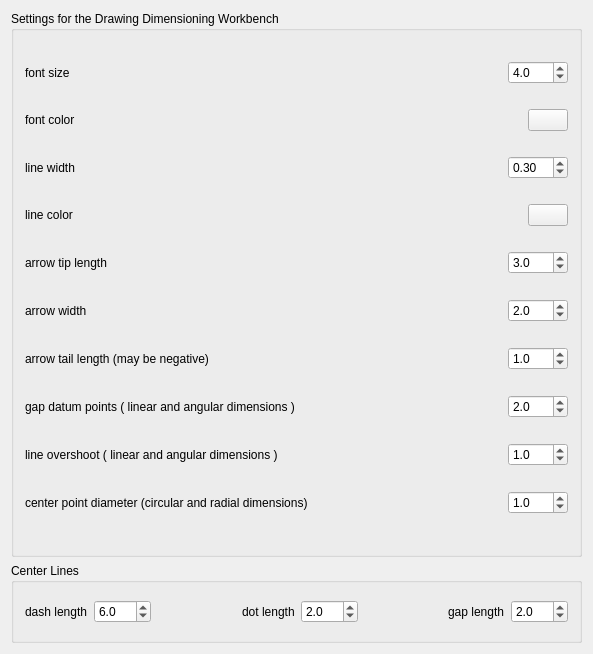
Old version of the form Resources/ui/drawing_dimensioing_prefs-base.ui in the repository hamish2014/FreeCAD_drawing_dimensioning.
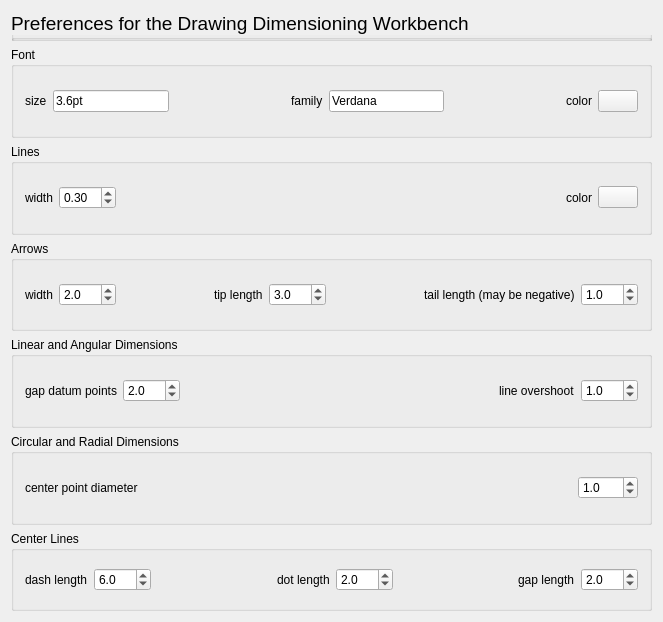
New version of the form. Custom widgets are drawn as their Qt base class.

Commit message: support added for font family and font size units

```diff
--- a/Resources/ui/drawing_dimensioing_prefs-base.ui
+++ b/Resources/ui/drawing_dimensioing_prefs-base.ui
@@ -6,18 +6,24 @@
    <rect>
     <x>0</x>
     <y>0</y>
-    <width>593</width>
-    <height>654</height>
+    <width>663</width>
+    <height>622</height>
    </rect>
   </property>
   <property name="windowTitle">
    <string>General settings</string>
   </property>
   <layout class="QGridLayout" name="gridLayout_2">
-   <item row="0" column="0">
+   <item row="1" column="0">
     <widget class="QGroupBox" name="groupBox">
+     <property name="sizePolicy">
+      <sizepolicy hsizetype="Preferred" vsizetype="Preferred">
+       <horstretch>0</horstretch>
+       <verstretch>0</verstretch>
+      </sizepolicy>
+     </property>
      <property name="title">
-      <string>Settings for the Drawing Dimensioning Workbench</string>
+      <string>Font</string>
      </property>
      <layout class="QVBoxLayout" name="verticalLayout">
       <item>
@@ -25,53 +31,60 @@
         <item>
          <widget class="QLabel" name="label">
           <property name="text">
-           <string>font size</string>
+           <string>size</string>
           </property>
          </widget>
         </item>
         <item>
-         <widget class="Gui::PrefDoubleSpinBox" name="gui::prefdoublespinbox">
-          <property name="maximumSize">
+         <widget class="Gui::PrefLineEdit" name="gui::preflineedit_3">
+          <property name="toolTip">
+           <string>This is the default group name for construction geometry</string>
+          </property>
+          <property name="text">
+           <string>3.6pt</string>
+          </property>
+          <property name="prefEntry" stdset="0">
+           <cstring>textRenderer_size</cstring>
+          </property>
+          <property name="prefPath" stdset="0">
+           <cstring>Mod/Drawing_Dimensioning</cstring>
+          </property>
+         </widget>
+        </item>
+        <item>
+         <spacer name="horizontalSpacer_5">
+          <property name="orientation">
+           <enum>Qt::Horizontal</enum>
+          </property>
+          <property name="sizeHint" stdset="0">
            <size>
-            <width>60</width>
-            <height>16777215</height>
+            <width>40</width>
+            <height>20</height>
            </size>
           </property>
+         </spacer>
+        </item>
+        <item>
+         <widget class="QLabel" name="label_14">
+          <property name="text">
+           <string>family</string>
+          </property>
+         </widget>
+        </item>
+        <item>
+         <widget class="Gui::PrefLineEdit" name="gui::preflineedit_2">
           <property name="toolTip">
            <string>This is the value used by functions that use a tolerance.
 Values with differences below this value will be treated as same.</string>
           </property>
-          <property name="suffix">
-           <string/>
-          </property>
-          <property name="decimals">
-           <number>1</number>
-          </property>
-          <property name="minimum">
-           <double>0.100000000000000</double>
-          </property>
-          <property name="singleStep">
-           <double>0.100000000000000</double>
-          </property>
-          <property name="value">
-           <double>4.000000000000000</double>
+          <property name="text">
+           <string>Verdana</string>
           </property>
           <property name="prefEntry" stdset="0">
            <cstring>fontSize</cstring>
           </property>
           <property name="prefPath" stdset="0">
            <cstring>Mod/Drawing_Dimensioning</cstring>
-          </property>
-         </widget>
-        </item>
-       </layout>
-      </item>
-      <item>
-       <layout class="QHBoxLayout" name="horizontalLayout">
-        <item>
-         <widget class="QLabel" name="label_2">
-          <property name="text">
-           <string>font color</string>
           </property>
          </widget>
         </item>
@@ -88,6 +101,13 @@
           </property>
          </spacer>
         </item>
+        <item>
+         <widget class="QLabel" name="label_2">
+          <property name="text">
+           <string>color</string>
+          </property>
+         </widget>
+        </item>
         <item>
          <widget class="Gui::PrefColorButton" name="gui::prefcolorbutton_3">
           <property name="toolTip">
@@ -101,361 +121,7 @@
            </color>
           </property>
           <property name="prefEntry" stdset="0">
-           <cstring>fontColor</cstring>
-          </property>
-          <property name="prefPath" stdset="0">
-           <cstring>Mod/Drawing_Dimensioning</cstring>
-          </property>
-         </widget>
-        </item>
-       </layout>
-      </item>
-      <item>
-       <layout class="QHBoxLayout" name="horizontalLayout_2">
-        <item>
-         <widget class="QLabel" name="label_3">
-          <property name="text">
-           <string>line width</string>
-          </property>
-         </widget>
-        </item>
-        <item>
-         <widget class="Gui::PrefDoubleSpinBox" name="gui::prefdoublespinbox_2">
-          <property name="maximumSize">
-           <size>
-            <width>60</width>
-            <height>16777215</height>
-           </size>
-          </property>
-          <property name="toolTip">
-           <string>This is the value used by functions that use a tolerance.
-Values with differences below this value will be treated as same.</string>
-          </property>
-          <property name="suffix">
-           <string/>
-          </property>
-          <property name="minimum">
-           <double>0.010000000000000</double>
-          </property>
-          <property name="singleStep">
-           <double>0.010000000000000</double>
-          </property>
-          <property name="value">
-           <double>0.300000000000000</double>
-          </property>
-          <property name="prefEntry" stdset="0">
-           <cstring>strokeWidth</cstring>
-          </property>
-          <property name="prefPath" stdset="0">
-           <cstring>Mod/Drawing_Dimensioning</cstring>
-          </property>
-         </widget>
-        </item>
-       </layout>
-      </item>
-      <item>
-       <layout class="QHBoxLayout" name="horizontalLayout_3">
-        <item>
-         <widget class="QLabel" name="label_4">
-          <property name="text">
-           <string>line color</string>
-          </property>
-         </widget>
-        </item>
-        <item>
-         <spacer name="horizontalSpacer_2">
-          <property name="orientation">
-           <enum>Qt::Horizontal</enum>
-          </property>
-          <property name="sizeHint" stdset="0">
-           <size>
-            <width>40</width>
-            <height>20</height>
-           </size>
-          </property>
-         </spacer>
-        </item>
-        <item>
-         <widget class="Gui::PrefColorButton" name="gui::prefcolorbutton_4">
-          <property name="toolTip">
-           <string>This is the default color for objects being drawn while in construction mode.</string>
-          </property>
-          <property name="color" stdset="0">
-           <color>
-            <red>0</red>
-            <green>0</green>
-            <blue>255</blue>
-           </color>
-          </property>
-          <property name="prefEntry" stdset="0">
-           <cstring>lineColor</cstring>
-          </property>
-          <property name="prefPath" stdset="0">
-           <cstring>Mod/Drawing_Dimensioning</cstring>
-          </property>
-         </widget>
-        </item>
-       </layout>
-      </item>
-      <item>
-       <layout class="QHBoxLayout" name="horizontalLayout_4">
-        <item>
-         <widget class="QLabel" name="label_5">
-          <property name="text">
-           <string>arrow tip length</string>
-          </property>
-         </widget>
-        </item>
-        <item>
-         <widget class="Gui::PrefDoubleSpinBox" name="gui::prefdoublespinbox_3">
-          <property name="maximumSize">
-           <size>
-            <width>60</width>
-            <height>16777215</height>
-           </size>
-          </property>
-          <property name="toolTip">
-           <string>This is the value used by functions that use a tolerance.
-Values with differences below this value will be treated as same.</string>
-          </property>
-          <property name="suffix">
-           <string/>
-          </property>
-          <property name="decimals">
-           <number>1</number>
-          </property>
-          <property name="minimum">
-           <double>0.100000000000000</double>
-          </property>
-          <property name="singleStep">
-           <double>0.100000000000000</double>
-          </property>
-          <property name="value">
-           <double>3.000000000000000</double>
-          </property>
-          <property name="prefEntry" stdset="0">
-           <cstring>arrowL1</cstring>
-          </property>
-          <property name="prefPath" stdset="0">
-           <cstring>Mod/Drawing_Dimensioning</cstring>
-          </property>
-         </widget>
-        </item>
-       </layout>
-      </item>
-      <item>
-       <layout class="QHBoxLayout" name="horizontalLayout_5">
-        <item>
-         <widget class="QLabel" name="label_6">
-          <property name="text">
-           <string>arrow width</string>
-          </property>
-         </widget>
-        </item>
-        <item>
-         <widget class="Gui::PrefDoubleSpinBox" name="gui::prefdoublespinbox_4">
-          <property name="maximumSize">
-           <size>
-            <width>60</width>
-            <height>16777215</height>
-           </size>
-          </property>
-          <property name="toolTip">
-           <string>This is the value used by functions that use a tolerance.
-Values with differences below this value will be treated as same.</string>
-          </property>
-          <property name="suffix">
-           <string/>
-          </property>
-          <property name="decimals">
-           <number>1</number>
-          </property>
-          <property name="minimum">
-           <double>0.100000000000000</double>
-          </property>
-          <property name="singleStep">
-           <double>0.100000000000000</double>
-          </property>
-          <property name="value">
-           <double>2.000000000000000</double>
-          </property>
-          <property name="prefEntry" stdset="0">
-           <cstring>arrowW</cstring>
-          </property>
-          <property name="prefPath" stdset="0">
-           <cstring>Mod/Drawing_Dimensioning</cstring>
-          </property>
-         </widget>
-        </item>
-       </layout>
-      </item>
-      <item>
-       <layout class="QHBoxLayout" name="horizontalLayout_6">
-        <item>
-         <widget class="QLabel" name="label_7">
-          <property name="text">
-           <string>arrow tail length (may be negative)</string>
-          </property>
-         </widget>
-        </item>
-        <item>
-         <widget class="Gui::PrefDoubleSpinBox" name="gui::prefdoublespinbox_5">
-          <property name="maximumSize">
-           <size>
-            <width>60</width>
-            <height>16777215</height>
-           </size>
-          </property>
-          <property name="toolTip">
-           <string>This is the value used by functions that use a tolerance.
-Values with differences below this value will be treated as same.</string>
-          </property>
-          <property name="suffix">
-           <string/>
-          </property>
-          <property name="decimals">
-           <number>1</number>
-          </property>
-          <property name="minimum">
-           <double>-10.000000000000000</double>
-          </property>
-          <property name="singleStep">
-           <double>0.010000000000000</double>
-          </property>
-          <property name="value">
-           <double>1.000000000000000</double>
-          </property>
-          <property name="prefEntry" stdset="0">
-           <cstring>arrowL2</cstring>
-          </property>
-          <property name="prefPath" stdset="0">
-           <cstring>Mod/Drawing_Dimensioning</cstring>
-          </property>
-         </widget>
-        </item>
-       </layout>
-      </item>
-      <item>
-       <layout class="QHBoxLayout" name="horizontalLayout_7">
-        <item>
-         <widget class="QLabel" name="label_8">
-          <property name="text">
-           <string>gap datum points ( linear and angular dimensions )</string>
-          </property>
-         </widget>
-        </item>
-        <item>
-         <widget class="Gui::PrefDoubleSpinBox" name="gui::prefdoublespinbox_6">
-          <property name="maximumSize">
-           <size>
-            <width>60</width>
-            <height>16777215</height>
-           </size>
-          </property>
-          <property name="toolTip">
-           <string>This is the value used by functions that use a tolerance.
-Values with differences below this value will be treated as same.</string>
-          </property>
-          <property name="suffix">
-           <string/>
-          </property>
-          <property name="decimals">
-           <number>1</number>
-          </property>
-          <property name="singleStep">
-           <double>0.100000000000000</double>
-          </property>
-          <property name="value">
-           <double>2.000000000000000</double>
-          </property>
-          <property name="prefEntry" stdset="0">
-           <cstring>gap_datum_points</cstring>
-          </property>
-          <property name="prefPath" stdset="0">
-           <cstring>Mod/Drawing_Dimensioning</cstring>
-          </property>
-         </widget>
-        </item>
-       </layout>
-      </item>
-      <item>
-       <layout class="QHBoxLayout" name="horizontalLayout_8">
-        <item>
-         <widget class="QLabel" name="label_9">
-          <property name="text">
-           <string>line overshoot ( linear and angular dimensions )</string>
-          </property>
-         </widget>
-        </item>
-        <item>
-         <widget class="Gui::PrefDoubleSpinBox" name="gui::prefdoublespinbox_7">
-          <property name="maximumSize">
-           <size>
-            <width>60</width>
-            <height>16777215</height>
-           </size>
-          </property>
-          <property name="toolTip">
-           <string>This is the value used by functions that use a tolerance.
-Values with differences below this value will be treated as same.</string>
-          </property>
-          <property name="suffix">
-           <string/>
-          </property>
-          <property name="decimals">
-           <number>1</number>
-          </property>
-          <property name="singleStep">
-           <double>0.100000000000000</double>
-          </property>
-          <property name="value">
-           <double>1.000000000000000</double>
-          </property>
-          <property name="prefEntry" stdset="0">
-           <cstring>dimension_line_overshoot</cstring>
-          </property>
-          <property name="prefPath" stdset="0">
-           <cstring>Mod/Drawing_Dimensioning</cstring>
-          </property>
-         </widget>
-        </item>
-       </layout>
-      </item>
-      <item>
-       <layout class="QHBoxLayout" name="horizontalLayout_9">
-        <item>
-         <widget class="QLabel" name="label_10">
-          <property name="text">
-           <string>center point diameter (circular and radial dimensions)</string>
-          </property>
-         </widget>
-        </item>
-        <item>
-         <widget class="Gui::PrefDoubleSpinBox" name="gui::prefdoublespinbox_8">
-          <property name="maximumSize">
-           <size>
-            <width>60</width>
-            <height>16777215</height>
-           </size>
-          </property>
-          <property name="toolTip">
-           <string>This is the value used by functions that use a tolerance.
-Values with differences below this value will be treated as same.</string>
-          </property>
-          <property name="suffix">
-           <string/>
-          </property>
-          <property name="decimals">
-           <number>1</number>
-          </property>
-          <property name="singleStep">
-           <double>0.100000000000000</double>
-          </property>
-          <property name="value">
-           <double>1.000000000000000</double>
-          </property>
-          <property name="prefEntry" stdset="0">
-           <cstring>centerPointDia</cstring>
+           <cstring>textRenderer_color</cstring>
           </property>
           <property name="prefPath" stdset="0">
            <cstring>Mod/Drawing_Dimensioning</cstring>
@@ -467,7 +133,7 @@
      </layout>
     </widget>
    </item>
-   <item row="1" column="0">
+   <item row="6" column="0">
     <widget class="QGroupBox" name="groupBox_2">
      <property name="sizePolicy">
       <sizepolicy hsizetype="Preferred" vsizetype="Minimum">
@@ -644,6 +310,449 @@
      </layout>
     </widget>
    </item>
+   <item row="4" column="0">
+    <widget class="QGroupBox" name="groupBox_4">
+     <property name="title">
+      <string>Linear and Angular Dimensions</string>
+     </property>
+     <layout class="QVBoxLayout" name="verticalLayout_3">
+      <item>
+       <layout class="QHBoxLayout" name="horizontalLayout_7">
+        <item>
+         <widget class="QLabel" name="label_8">
+          <property name="text">
+           <string>gap datum points</string>
+          </property>
+         </widget>
+        </item>
+        <item>
+         <widget class="Gui::PrefDoubleSpinBox" name="gui::prefdoublespinbox_6">
+          <property name="maximumSize">
+           <size>
+            <width>60</width>
+            <height>16777215</height>
+           </size>
+          </property>
+          <property name="toolTip">
+           <string>This is the value used by functions that use a tolerance.
+Values with differences below this value will be treated as same.</string>
+          </property>
+          <property name="suffix">
+           <string/>
+          </property>
+          <property name="decimals">
+           <number>1</number>
+          </property>
+          <property name="singleStep">
+           <double>0.100000000000000</double>
+          </property>
+          <property name="value">
+           <double>2.000000000000000</double>
+          </property>
+          <property name="prefEntry" stdset="0">
+           <cstring>gap_datum_points</cstring>
+          </property>
+          <property name="prefPath" stdset="0">
+           <cstring>Mod/Drawing_Dimensioning</cstring>
+          </property>
+         </widget>
+        </item>
+        <item>
+         <spacer name="horizontalSpacer_6">
+          <property name="orientation">
+           <enum>Qt::Horizontal</enum>
+          </property>
+          <property name="sizeHint" stdset="0">
+           <size>
+            <width>40</width>
+            <height>20</height>
+           </size>
+          </property>
+         </spacer>
+        </item>
+        <item>
+         <widget class="QLabel" name="label_9">
+          <property name="text">
+           <string>line overshoot</string>
+          </property>
+         </widget>
+        </item>
+        <item>
+         <widget class="Gui::PrefDoubleSpinBox" name="gui::prefdoublespinbox_7">
+          <property name="maximumSize">
+           <size>
+            <width>60</width>
+            <height>16777215</height>
+           </size>
+          </property>
+          <property name="toolTip">
+           <string>This is the value used by functions that use a tolerance.
+Values with differences below this value will be treated as same.</string>
+          </property>
+          <property name="suffix">
+           <string/>
+          </property>
+          <property name="decimals">
+           <number>1</number>
+          </property>
+          <property name="singleStep">
+           <double>0.100000000000000</double>
+          </property>
+          <property name="value">
+           <double>1.000000000000000</double>
+          </property>
+          <property name="prefEntry" stdset="0">
+           <cstring>dimension_line_overshoot</cstring>
+          </property>
+          <property name="prefPath" stdset="0">
+           <cstring>Mod/Drawing_Dimensioning</cstring>
+          </property>
+         </widget>
+        </item>
+       </layout>
+      </item>
+     </layout>
+    </widget>
+   </item>
+   <item row="5" column="0">
+    <widget class="QGroupBox" name="groupBox_3">
+     <property name="sizePolicy">
+      <sizepolicy hsizetype="Preferred" vsizetype="Preferred">
+       <horstretch>0</horstretch>
+       <verstretch>0</verstretch>
+      </sizepolicy>
+     </property>
+     <property name="title">
+      <string>Circular and Radial Dimensions</string>
+     </property>
+     <layout class="QVBoxLayout" name="verticalLayout_2">
+      <item>
+       <layout class="QHBoxLayout" name="horizontalLayout_9">
+        <item>
+         <widget class="QLabel" name="label_10">
+          <property name="text">
+           <string>center point diameter</string>
+          </property>
+         </widget>
+        </item>
+        <item>
+         <widget class="Gui::PrefDoubleSpinBox" name="gui::prefdoublespinbox_8">
+          <property name="maximumSize">
+           <size>
+            <width>60</width>
+            <height>16777215</height>
+           </size>
+          </property>
+          <property name="toolTip">
+           <string>This is the value used by functions that use a tolerance.
+Values with differences below this value will be treated as same.</string>
+          </property>
+          <property name="suffix">
+           <string/>
+          </property>
+          <property name="decimals">
+           <number>1</number>
+          </property>
+          <property name="singleStep">
+           <double>0.100000000000000</double>
+          </property>
+          <property name="value">
+           <double>1.000000000000000</double>
+          </property>
+          <property name="prefEntry" stdset="0">
+           <cstring>centerPointDia</cstring>
+          </property>
+          <property name="prefPath" stdset="0">
+           <cstring>Mod/Drawing_Dimensioning</cstring>
+          </property>
+         </widget>
+        </item>
+       </layout>
+      </item>
+     </layout>
+    </widget>
+   </item>
+   <item row="2" column="0">
+    <widget class="QGroupBox" name="groupBox_6">
+     <property name="title">
+      <string>Lines</string>
+     </property>
+     <layout class="QVBoxLayout" name="verticalLayout_5">
+      <item>
+       <layout class="QHBoxLayout" name="horizontalLayout_2">
+        <item>
+         <widget class="QLabel" name="label_3">
+          <property name="text">
+           <string>width</string>
+          </property>
+         </widget>
+        </item>
+        <item>
+         <widget class="Gui::PrefDoubleSpinBox" name="gui::prefdoublespinbox_2">
+          <property name="maximumSize">
+           <size>
+            <width>60</width>
+            <height>16777215</height>
+           </size>
+          </property>
+          <property name="toolTip">
+           <string>This is the value used by functions that use a tolerance.
+Values with differences below this value will be treated as same.</string>
+          </property>
+          <property name="suffix">
+           <string/>
+          </property>
+          <property name="minimum">
+           <double>0.010000000000000</double>
+          </property>
+          <property name="singleStep">
+           <double>0.010000000000000</double>
+          </property>
+          <property name="value">
+           <double>0.300000000000000</double>
+          </property>
+          <property name="prefEntry" stdset="0">
+           <cstring>strokeWidth</cstring>
+          </property>
+          <property name="prefPath" stdset="0">
+           <cstring>Mod/Drawing_Dimensioning</cstring>
+          </property>
+         </widget>
+        </item>
+        <item>
+         <spacer name="horizontalSpacer_2">
+          <property name="orientation">
+           <enum>Qt::Horizontal</enum>
+          </property>
+          <property name="sizeHint" stdset="0">
+           <size>
+            <width>40</width>
+            <height>20</height>
+           </size>
+          </property>
+         </spacer>
+        </item>
+        <item>
+         <widget class="QLabel" name="label_4">
+          <property name="text">
+           <string>color</string>
+          </property>
+         </widget>
+        </item>
+        <item>
+         <widget class="Gui::PrefColorButton" name="gui::prefcolorbutton_4">
+          <property name="toolTip">
+           <string>This is the default color for objects being drawn while in construction mode.</string>
+          </property>
+          <property name="color" stdset="0">
+           <color>
+            <red>0</red>
+            <green>0</green>
+            <blue>255</blue>
+           </color>
+          </property>
+          <property name="prefEntry" stdset="0">
+           <cstring>lineColor</cstring>
+          </property>
+          <property name="prefPath" stdset="0">
+           <cstring>Mod/Drawing_Dimensioning</cstring>
+          </property>
+         </widget>
+        </item>
+       </layout>
+      </item>
+     </layout>
+    </widget>
+   </item>
+   <item row="3" column="0">
+    <widget class="QGroupBox" name="groupBox_5">
+     <property name="title">
+      <string>Arrows</string>
+     </property>
+     <layout class="QVBoxLayout" name="verticalLayout_4">
+      <item>
+       <layout class="QHBoxLayout" name="horizontalLayout_8">
+        <item>
+         <widget class="QLabel" name="label_16">
+          <property name="text">
+           <string>width</string>
+          </property>
+         </widget>
+        </item>
+        <item>
+         <widget class="Gui::PrefDoubleSpinBox" name="gui::prefdoublespinbox_13">
+          <property name="maximumSize">
+           <size>
+            <width>60</width>
+            <height>16777215</height>
+           </size>
+          </property>
+          <property name="toolTip">
+           <string>This is the value used by functions that use a tolerance.
+Values with differences below this value will be treated as same.</string>
+          </property>
+          <property name="suffix">
+           <string/>
+          </property>
+          <property name="decimals">
+           <number>1</number>
+          </property>
+          <property name="minimum">
+           <double>0.100000000000000</double>
+          </property>
+          <property name="singleStep">
+           <double>0.100000000000000</double>
+          </property>
+          <property name="value">
+           <double>2.000000000000000</double>
+          </property>
+          <property name="prefEntry" stdset="0">
+           <cstring>arrowW</cstring>
+          </property>
+          <property name="prefPath" stdset="0">
+           <cstring>Mod/Drawing_Dimensioning</cstring>
+          </property>
+         </widget>
+        </item>
+        <item>
+         <spacer name="horizontalSpacer_8">
+          <property name="orientation">
+           <enum>Qt::Horizontal</enum>
+          </property>
+          <property name="sizeHint" stdset="0">
+           <size>
+            <width>40</width>
+            <height>20</height>
+           </size>
+          </property>
+         </spacer>
+        </item>
+        <item>
+         <widget class="QLabel" name="label_5">
+          <property name="text">
+           <string>tip length</string>
+          </property>
+         </widget>
+        </item>
+        <item>
+         <widget class="Gui::PrefDoubleSpinBox" name="gui::prefdoublespinbox_3">
+          <property name="maximumSize">
+           <size>
+            <width>60</width>
+            <height>16777215</height>
+           </size>
+          </property>
+          <property name="toolTip">
+           <string>This is the value used by functions that use a tolerance.
+Values with differences below this value will be treated as same.</string>
+          </property>
+          <property name="suffix">
+           <string/>
+          </property>
+          <property name="decimals">
+           <number>1</number>
+          </property>
+          <property name="minimum">
+           <double>0.100000000000000</double>
+          </property>
+          <property name="singleStep">
+           <double>0.100000000000000</double>
+          </property>
+          <property name="value">
+           <double>3.000000000000000</double>
+          </property>
+          <property name="prefEntry" stdset="0">
+           <cstring>arrowL1</cstring>
+          </property>
+          <property name="prefPath" stdset="0">
+           <cstring>Mod/Drawing_Dimensioning</cstring>
+          </property>
+         </widget>
+        </item>
+        <item>
+         <spacer name="horizontalSpacer_7">
+          <property name="orientation">
+           <enum>Qt::Horizontal</enum>
+          </property>
+          <property name="sizeHint" stdset="0">
+           <size>
+            <width>40</width>
+            <height>20</height>
+           </size>
+          </property>
+         </spacer>
+        </item>
+        <item>
+         <widget class="QLabel" name="label_15">
+          <property name="text">
+           <string>tail length (may be negative)</string>
+          </property>
+         </widget>
+        </item>
+        <item>
+         <widget class="Gui::PrefDoubleSpinBox" name="gui::prefdoublespinbox_12">
+          <property name="maximumSize">
+           <size>
+            <width>60</width>
+            <height>16777215</height>
+           </size>
+          </property>
+          <property name="toolTip">
+           <string>This is the value used by functions that use a tolerance.
+Values with differences below this value will be treated as same.</string>
+          </property>
+          <property name="suffix">
+           <string/>
+          </property>
+          <property name="decimals">
+           <number>1</number>
+          </property>
+          <property name="minimum">
+           <double>-10.000000000000000</double>
+          </property>
+          <property name="singleStep">
+           <double>0.010000000000000</double>
+          </property>
+          <property name="value">
+           <double>1.000000000000000</double>
+          </property>
+          <property name="prefEntry" stdset="0">
+           <cstring>arrowL2</cstring>
+          </property>
+          <property name="prefPath" stdset="0">
+           <cstring>Mod/Drawing_Dimensioning</cstring>
+          </property>
+         </widget>
+        </item>
+       </layout>
+      </item>
+     </layout>
+    </widget>
+   </item>
+   <item row="0" column="0">
+    <widget class="QGroupBox" name="groupBox_7">
+     <property name="sizePolicy">
+      <sizepolicy hsizetype="Minimum" vsizetype="Minimum">
+       <horstretch>0</horstretch>
+       <verstretch>0</verstretch>
+      </sizepolicy>
+     </property>
+     <property name="maximumSize">
+      <size>
+       <width>16777215</width>
+       <height>30</height>
+      </size>
+     </property>
+     <property name="font">
+      <font>
+       <pointsize>14</pointsize>
+      </font>
+     </property>
+     <property name="title">
+      <string>Preferences for the Drawing Dimensioning Workbench</string>
+     </property>
+    </widget>
+   </item>
   </layout>
  </widget>
  <layoutdefault spacing="6" margin="11"/>
@@ -664,6 +773,11 @@
    <extends>QDoubleSpinBox</extends>
    <header>Gui/PrefWidgets.h</header>
   </customwidget>
+  <customwidget>
+   <class>Gui::PrefLineEdit</class>
+   <extends>QLineEdit</extends>
+   <header>Gui/PrefWidgets.h</header>
+  </customwidget>
  </customwidgets>
  <resources/>
  <connections/>
```
Left out of the diff: 5 changed lines with no effect on the pictures. The commit also changes 15 other files.
